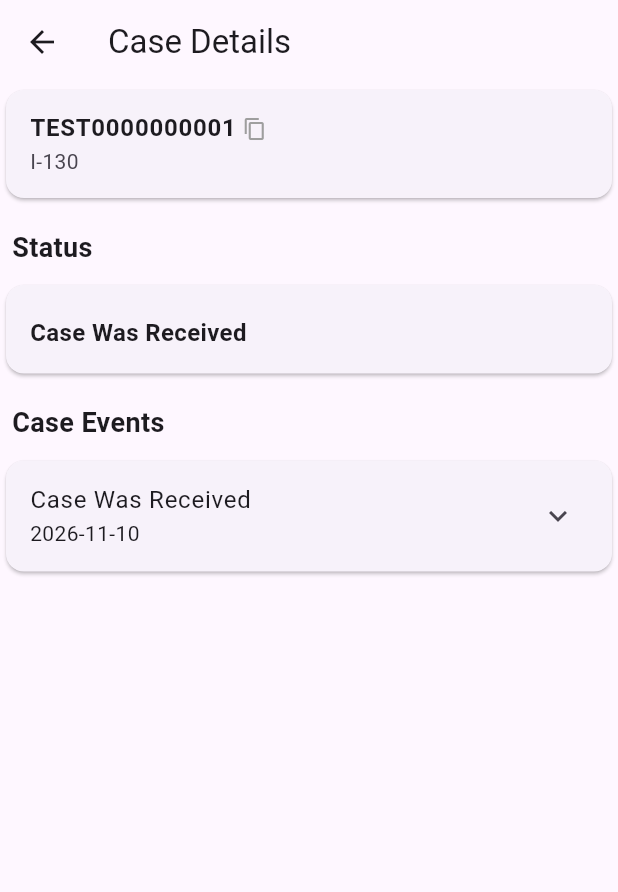
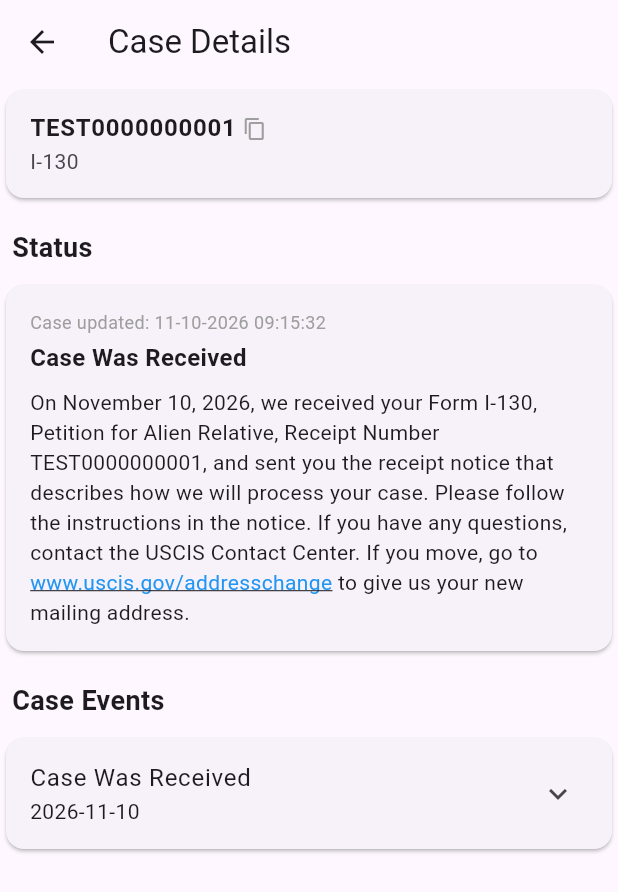
Before and after one commit to sarahgaskov/MyCaseUSA, a Flutter app: the screen it shows after launch, after a tap on "I-130", on a phone screen of 412 x 824 dp. Shown: the top 892 px of the screen. Run offline on Flutter 3.47's test engine with Material 3 defaults, Android fonts, the phone set to English and light mode, and no system bars; drawn by our look-alikes of flutter_widget_from_html_core; our stand-ins replace flutter_dotenv.

Commit message:
Add link to case description

```diff
--- a/lib/pages/case_details.dart
+++ b/lib/pages/case_details.dart
@@ -3,6 +3,9 @@ import 'package:flutter/services.dart';
 import '../models/case.dart';
 import '../models/event.dart';
 import '../widgets/refresh_list.dart';
+import 'package:flutter_widget_from_html_core/flutter_widget_from_html_core.dart';
+import 'package:url_launcher/url_launcher.dart';
+
 
 class CaseDetailsPage extends StatelessWidget {
     final Case linkedCase;
@@ -92,7 +95,13 @@ class CaseDetailsPage extends StatelessWidget {
 
                         if (description.isNotEmpty) ...[
                             SizedBox(height: 8),
-                            Text(description),
+                            HtmlWidget(
+                                description,
+                                onTapUrl: (url) => launchUrl(
+                                    Uri.parse(url),
+                                    mode: LaunchMode.externalApplication,
+                                ),
+                            ),
                         ],
                     ],
                 ),
--- a/lib/pages/dashboard.dart
+++ b/lib/pages/dashboard.dart
@@ -22,7 +22,8 @@ class DashboardPageState extends State<DashboardPage>{
 			receipt: 'TEST0000000001',
 			form: 'I-130',
 			status: 'Case Was Received',
-			description: '',
+			description: 'On November 10, 2026, we received your Form I-130, Petition for Alien Relative, Receipt Number TEST0000000001, and sent you the receipt notice that describes how we will process your case. Please follow the instructions in the notice. If you have any questions, contact the USCIS Contact Center. If you move, go to <a href="https://www.uscis.gov/addresschange" target="_blank">www.uscis.gov/addresschange</a> to give us your new mailing address.',
+			updated: '11-10-2026 09:15:32',
 			events: [
 				Event(date: '2026-11-10', text: 'Case Was Received'),
 				Event(date: '2026-11-05', text: 'Fees Were Paid'),
--- a/pubspec.yaml
+++ b/pubspec.yaml
@@ -39,6 +39,7 @@ dependencies:
   path: ^1.9.1
   url_launcher: ^6.3.3
   flutter_dotenv: ^6.0.1
+  flutter_widget_from_html_core: ^0.17.4
 
 dev_dependencies:
   flutter_test:
```
Also changed, not shown: pubspec.lock.
